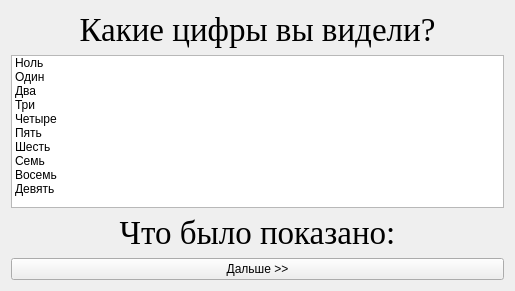
This is testanswerschooser.ui in alex-eg/HCI_labs as Qt 5 draws it before an edit. The edited form follows.
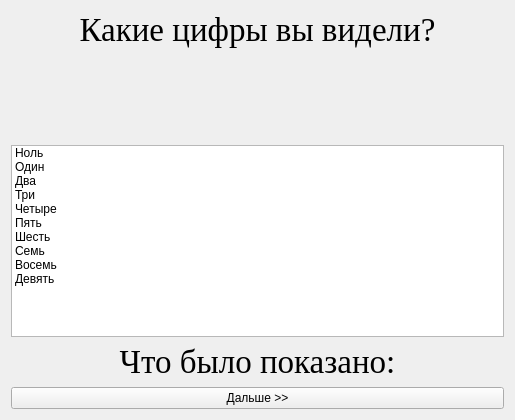
This is the edited form.

The edit to the form file:
```diff
--- a/testanswerschooser.ui
+++ b/testanswerschooser.ui
@@ -7,7 +7,7 @@
     <x>0</x>
     <y>0</y>
     <width>515</width>
-    <height>291</height>
+    <height>420</height>
    </rect>
   </property>
   <property name="windowTitle">
```
Left out of the diff: 5 changed lines with no effect on the pictures.
